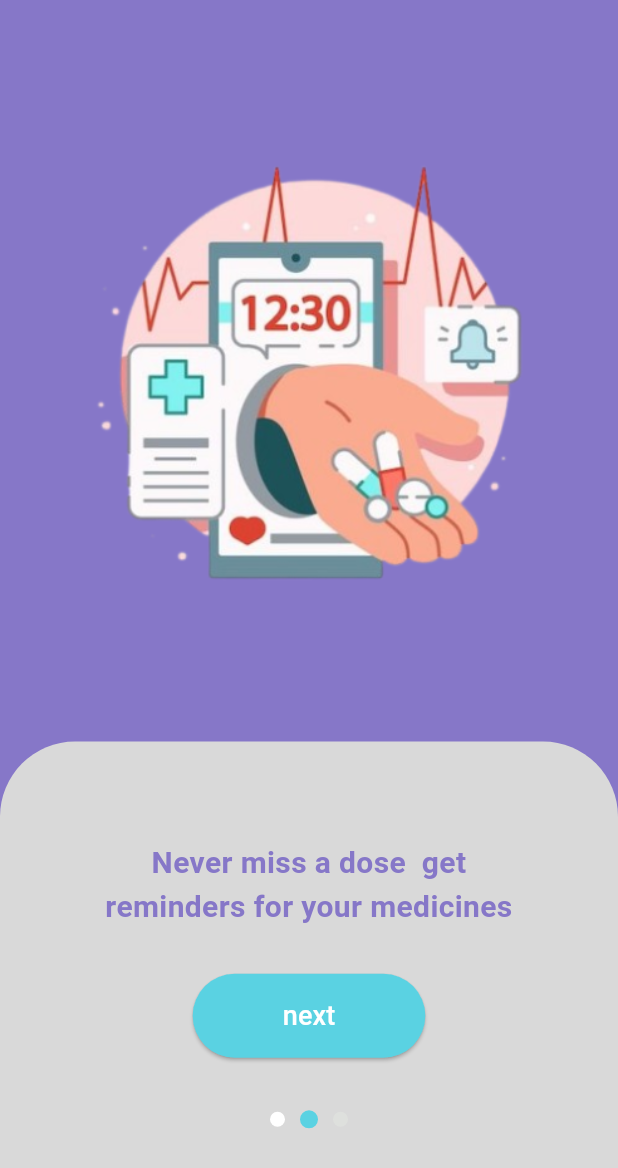
After one commit to YoussefSameh1/NABD, a Flutter app: the OnBoardingThree screen opened directly, on a phone screen of 412 x 824 dp. The commit adds this screen. Shown: the top 1168 px of the screen. Run offline on Flutter 3.47's test engine with Material 3 defaults, Android fonts, the phone set to English and light mode, and no system bars.

Commit message:
`Update main.dart and pubspec.yaml to use MaterialApp and add assets`

```diff
--- /dev/null
+++ b/lib/on_bording_three.dart
@@ -0,0 +1,104 @@
+import 'package:flutter/material.dart';
+
+class OnBoardingThree extends StatelessWidget {
+  const OnBoardingThree({super.key});
+
+  @override
+  Widget build(BuildContext context) {
+    return Scaffold(
+      backgroundColor: const Color(0xff8677C8), // بنفسجي
+      body: SafeArea(
+        child: Column(
+          children: [
+            // الجزء العلوي (الصورة)
+            Expanded(
+              flex: 3,
+              child: Center(
+                child: Image.asset(
+                  'assests/images/noti.png',
+                  height: 492,
+                  width: 492,
+                ),
+              ),
+            ),
+
+            // الجزء السفلي (النص + البوتون + الدوتس)
+            Expanded(
+              flex: 2,
+              child: Container(
+                width: double.infinity,
+                decoration: const BoxDecoration(
+                  color: Color(0xffD9D9D9), // رمادي فاتح
+                  borderRadius: BorderRadius.only(
+                    topLeft: Radius.circular(50),
+                    topRight: Radius.circular(50),
+                  ),
+                ),
+                child: Column(
+                  mainAxisAlignment: MainAxisAlignment.center,
+                  children: [
+                    const SizedBox(height: 20),
+                    const Text(
+                      "Never miss a dose  get\nreminders for your medicines",
+                      textAlign: TextAlign.center,
+                      style: TextStyle(
+                        fontSize: 20,
+                        color: Color(0xff8677C8), // بنفسجي
+                        fontWeight: FontWeight.bold,
+                      ),
+                    ),
+                    const SizedBox(height: 30),
+
+                    // زرار next
+                    ElevatedButton(
+                      style: ElevatedButton.styleFrom(
+                        backgroundColor: const Color(0xff5AD2E2), // الأزرق
+                        padding: const EdgeInsets.symmetric(
+                          horizontal: 60,
+                          vertical: 15,
+                        ),
+                        shape: RoundedRectangleBorder(
+                          borderRadius: BorderRadius.circular(30),
+                        ),
+                      ),
+                      onPressed: () {
+                        // هنا اللوجيك بعدين
+                      },
+                      child: const Text(
+                        "next",
+                        style: TextStyle(color: Colors.white, fontSize: 18),
+                      ),
+                    ),
+
+                    const SizedBox(height: 35),
+
+                    // الدوتس
+                    Row(
+                      mainAxisAlignment: MainAxisAlignment.center,
+                      children: [
+                        _buildDot(false, const Color(0xFFFFFFFF)), // أبيض
+                        _buildDot(true, const Color(0xFF5AD2E2)), // أزرق
+                        _buildDot(false, const Color(0xFFDEE0DD)), // رمادي فاتح
+                      ],
+                    ),
+                    const SizedBox(height: 25),
+                  ],
+                ),
+              ),
+            ),
+          ],
+        ),
+      ),
+    );
+  }
+
+  // تعديل _buildDot علشان ياخد لون حسب الحاجة
+  Widget _buildDot(bool isActive, Color color) {
+    return Container(
+      margin: const EdgeInsets.symmetric(horizontal: 5),
+      width: isActive ? 12 : 10,
+      height: isActive ? 12 : 10,
+      decoration: BoxDecoration(color: color, shape: BoxShape.circle),
+    );
+  }
+}
--- a/pubspec.yaml
+++ b/pubspec.yaml
@@ -58,8 +58,8 @@ flutter:
   uses-material-design: true
 
   # To add assets to your application, add an assets section, like this:
-  # assets:
-  #   - images/a_dot_burr.jpeg
+  assets:
+    - assests/images/
   #   - images/a_dot_ham.jpeg
 
   # An image asset can refer to one or more resolution-specific "variants", see
```
Also changed, not shown: lib/main.dart (+6 -1 lines), lib/on_bording_four.dart (added, +104 -0 lines), lib/on_bording_two.dart (added, +104 -0 lines), lib/splash_screen.dart (added, +19 -0 lines), lib/splash_screen_two.dart (added, +92 -0 lines), assests/images/FAM.png (added), assests/images/FOLLOW UP WITH.png (added), assests/images/SET MED.png (added), assests/images/keep pills tracked.png (added), assests/images/logo.png (added), assests/images/noti.png (added), web_entrypoint.dart (added).
